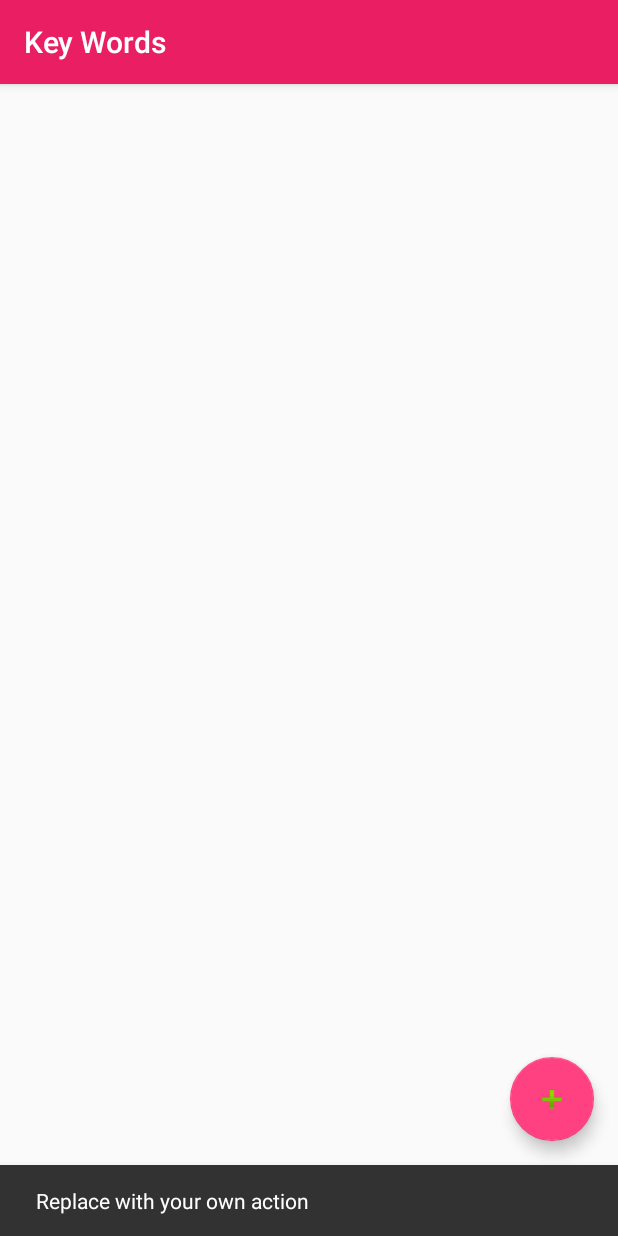
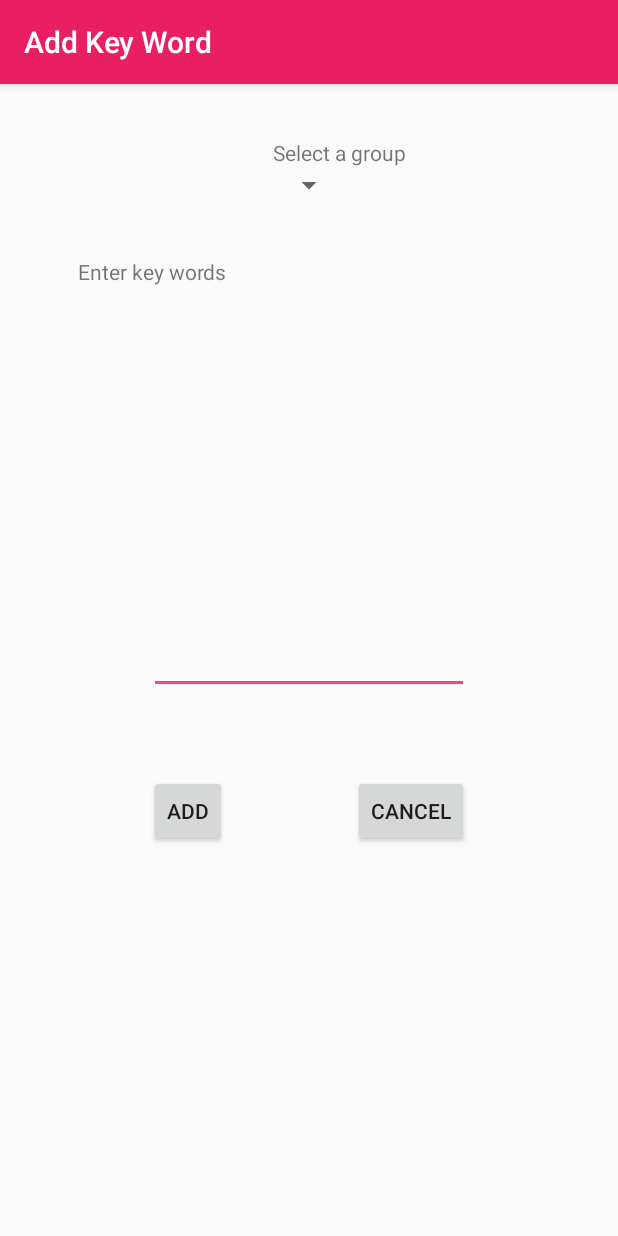
Before and after one commit to SNAP-SAPIENT/ThirdEar, an Android app: the KeyWordsActivity screen opened directly, with no data from a screen before it, after a tap on an icon or button, on a phone screen of 412 x 824 dp. Run offline under Robolectric (Android 15) with nearby library versions, the phone set to English and light mode, and no system bars.

Commit message:
Add KeyWord feature

```diff
--- a/Android/ThirdEar/app/src/main/AndroidManifest.xml
+++ b/Android/ThirdEar/app/src/main/AndroidManifest.xml
@@ -42,6 +42,10 @@
             android:label="@string/title_activity_alert"
             android:theme="@style/FullscreenTheme">
         </activity>
+        <activity android:name=".AddKeyWordActivity"
+            android:label="@string/add_key_words"
+            android:screenOrientation="portrait">
+        </activity>
     </application>
 
 </manifest>
--- /dev/null
+++ b/Android/ThirdEar/app/src/main/java/com/snap/thirdear/AddKeyWordActivity.java
@@ -0,0 +1,111 @@
+package com.snap.thirdear;
+
+
+import android.app.Activity;
+import android.content.Intent;
+import android.os.Bundle;
+import android.support.v7.app.AppCompatActivity;
+import android.text.Editable;
+import android.util.Log;
+import android.view.View;
+import android.widget.AdapterView;
+import android.widget.ArrayAdapter;
+import android.widget.Button;
+import android.widget.EditText;
+import android.widget.ListView;
+import android.widget.Spinner;
+import android.widget.Toast;
+
+import com.snap.thirdear.adapter.ExpandableListAdapter;
+import com.snap.thirdear.db.DataBaseHelper;
+import com.snap.thirdear.db.Groups;
+
+import java.util.ArrayList;
+import java.util.List;
+
+public class AddKeyWordActivity extends AppCompatActivity {
+
+
+    private Spinner groupsDropDownList;
+    private DataBaseHelper dataBaseHelper;
+    private ArrayList<Groups> groupsList;
+    private Groups selectedGroup;
+    private EditText userTrigger;
+    private Button addButton;
+    private Button cancelButton;
+
+    @Override
+    protected void onCreate(Bundle savedInstanceState) {
+        super.onCreate(savedInstanceState);
+        setContentView(R.layout.add_keyword_activity);
+
+        groupsDropDownList = (Spinner) findViewById(R.id.groups_dropdown);
+        userTrigger = (EditText) findViewById(R.id.trigger_text);
+        addButton = (Button) findViewById(R.id.add_keyword);
+        cancelButton = (Button) findViewById(R.id.cancel);
+
+        dataBaseHelper = new DataBaseHelper(this);
+        selectedGroup = null;
+        populateSpinnerWithGroups();
+
+    }
+
+    private void populateSpinnerWithGroups() {
+        groupsList = dataBaseHelper.getAllGroups();
+        List<String> groupNameList = new ArrayList<>();
+        if(groupsList.isEmpty()){
+            Toast.makeText(AddKeyWordActivity.this, R.string.add_keyword_group_empty_error, Toast.LENGTH_LONG).show();
+        }else{
+            for (Groups group : groupsList) {
+                groupNameList.add(group.getName());
+            }
+        }
+        ArrayAdapter<String> adapter = new ArrayAdapter<String>(this, android.R.layout.simple_list_item_1, android.R.id.text1, groupNameList);
+        adapter.setDropDownViewResource(android.R.layout.simple_spinner_dropdown_item);
+        groupsDropDownList.setAdapter(adapter);
+        // ListView Item Click Listener
+        groupsDropDownList.setOnItemSelectedListener(new SpinnerActivity());
+    }
+
+    private class SpinnerActivity extends Activity implements AdapterView.OnItemSelectedListener {
+
+        @Override
+        public void onItemSelected(AdapterView<?> parent, View view, int pos, long id) {
+            // An item was selected. You can retrieve the selected item using
+            // parent.getItemAtPosition(pos)
+            Log.d("SpinnerActivity", "index" + pos);
+            Log.d("SpinnerActivity", groupsList.get(pos).toString());
+            selectedGroup = groupsList.get(pos);
+        }
+
+        @Override
+        public void onNothingSelected(AdapterView<?> parent) {
+
+        }
+    }
+
+
+    public void addTrigger(View view){
+        String text = userTrigger.getText().toString();
+        Log.d("addTrigger:", text);
+        Log.d("addTrigger", "length:" + text.length());
+        text = text.trim();
+        Log.d("addTrigger", "trim:" + text.length());
+        if(text.length() > 0 ){
+            dataBaseHelper.insertTrigger(selectedGroup.get_id(),text);
+            Intent i = new Intent(this, KeyWordsActivity.class);
+            finish();
+            startActivity(i);
+        }else{
+            Toast.makeText(AddKeyWordActivity.this, R.string.add_keyword_empty_text_error, Toast.LENGTH_LONG).show();
+        }
+
+    }
+
+    public void closeActivity(View view){
+        Intent i = new Intent(this, KeyWordsActivity.class);
+        finish();
+        startActivity(i);
+    }
+
+}
--- a/Android/ThirdEar/app/src/main/java/com/snap/thirdear/KeyWordsActivity.java
+++ b/Android/ThirdEar/app/src/main/java/com/snap/thirdear/KeyWordsActivity.java
@@ -2,9 +2,9 @@ package com.snap.thirdear;
 
 import android.app.AlertDialog;
 import android.content.DialogInterface;
+import android.content.Intent;
 import android.os.Bundle;
 import android.support.design.widget.FloatingActionButton;
-import android.support.design.widget.Snackbar;
 import android.support.v7.app.AppCompatActivity;
 import android.view.View;
 import android.widget.ExpandableListView;
@@ -24,6 +24,7 @@ public class KeyWordsActivity extends AppCompatActivity {
     private DataBaseHelper dataBaseHelper;
     private ExpandableListView expListView;
     private ExpandableListAdapter listAdapter;;
+    private ArrayList<Groups> groupsList;
 
     @Override
     protected void onCreate(Bundle savedInstanceState) {
@@ -36,7 +37,7 @@ public class KeyWordsActivity extends AppCompatActivity {
     }
 
     private void showGroupsAndTriggers() {
-        ArrayList<Groups> groupsList = dataBaseHelper.getAllGroups();
+        groupsList = dataBaseHelper.getAllGroups();
         if (groupsList.isEmpty()) {
             //show no keyword available Dialog
             keywordUnavailableDialog();
@@ -72,8 +73,10 @@ public class KeyWordsActivity extends AppCompatActivity {
     }
 
     public void addKeyword(View view) {
-        Snackbar.make(view, "Replace with your own action", Snackbar.LENGTH_LONG)
-                .setAction("Action", null).show();
+        Intent intent = new Intent(this,AddKeyWordActivity.class);
+        finish();
+        startActivity(intent);
     }
 
+
 }
--- a/Android/ThirdEar/app/src/main/java/com/snap/thirdear/MainActivity.java
+++ b/Android/ThirdEar/app/src/main/java/com/snap/thirdear/MainActivity.java
@@ -39,7 +39,7 @@ public class MainActivity extends AppCompatActivity
 
         //set up Db
         dataBaseHelper = new DataBaseHelper(this);
-        /*dataBaseHelper.dropAllTables();
+       /* dataBaseHelper.dropAllTables();
         dataBaseHelper.createAllTables();
         dataBaseHelper.loadData();*/
 
--- a/Android/ThirdEar/app/src/main/java/com/snap/thirdear/db/DataBaseHelper.java
+++ b/Android/ThirdEar/app/src/main/java/com/snap/thirdear/db/DataBaseHelper.java
@@ -297,6 +297,7 @@ public class DataBaseHelper extends SQLiteOpenHelper {
                 group = setGroupVarsFromCursor(cursor);
                 groups.add(group);
             } while (cursor.moveToNext());
+            cursor.close();
         }
         return groups;
     }
@@ -317,7 +318,14 @@ public class DataBaseHelper extends SQLiteOpenHelper {
                 trigger = setTriggerVarsFromCursor(cursor);
                 triggers.add(trigger);
             } while (cursor.moveToNext());
+            cursor.close();
         }
         return triggers;
     }
+
+    public void insertTrigger(long id, String text) {
+        SQLiteDatabase db = this.getWritableDatabase();
+        Trigger triggerTwo = new Trigger(id, "WORDS", text);
+        addTrigger(triggerTwo, db);
+    }
 }
--- /dev/null
+++ b/Android/ThirdEar/app/src/main/res/layout/add_keyword_activity.xml
@@ -0,0 +1,64 @@
+<?xml version="1.0" encoding="utf-8"?>
+<RelativeLayout xmlns:android="http://schemas.android.com/apk/res/android"
+    android:layout_width="match_parent"
+    android:layout_height="match_parent">
+
+
+    <TextView
+        android:layout_width="wrap_content"
+        android:layout_height="wrap_content"
+        android:text="@string/keywords_select_group"
+        android:id="@+id/textView"
+        android:layout_marginTop="36dp"
+        android:layout_alignParentTop="true"
+        android:layout_alignStart="@+id/groups_dropdown" />
+
+    <Spinner
+        android:layout_width="wrap_content"
+        android:layout_height="wrap_content"
+        android:id="@+id/groups_dropdown"
+        android:layout_below="@+id/textView"
+        android:layout_centerHorizontal="true" />
+
+    <TextView
+        android:layout_width="wrap_content"
+        android:layout_height="wrap_content"
+        android:text="@string/enter_key_words"
+        android:id="@+id/textView2"
+        android:layout_marginTop="36dp"
+        android:layout_below="@+id/groups_dropdown"
+        android:layout_alignEnd="@+id/add_keyword" />
+
+    <EditText
+        android:layout_width="wrap_content"
+        android:layout_height="wrap_content"
+        android:inputType="textPersonName"
+        android:ems="10"
+        android:id="@+id/trigger_text"
+        android:layout_centerVertical="true"
+        android:layout_centerHorizontal="true" />
+
+    <Button
+        style="?android:attr/buttonStyleSmall"
+        android:layout_width="wrap_content"
+        android:layout_height="wrap_content"
+        android:text="@string/add_keyword"
+        android:id="@+id/add_keyword"
+        android:layout_marginTop="54dp"
+        android:layout_below="@+id/trigger_text"
+        android:layout_alignStart="@+id/trigger_text"
+        android:onClick="addTrigger" />
+
+    <Button
+        style="?android:attr/buttonStyleSmall"
+        android:layout_width="wrap_content"
+        android:layout_height="wrap_content"
+        android:text="@string/cancel"
+        android:id="@+id/cancel"
+        android:layout_alignTop="@+id/add_keyword"
+        android:layout_alignEnd="@+id/trigger_text"
+        android:onClick="closeActivity" />
+
+
+
+</RelativeLayout>
--- a/Android/ThirdEar/app/src/main/res/values/strings.xml
+++ b/Android/ThirdEar/app/src/main/res/values/strings.xml
@@ -18,6 +18,13 @@
     <string name="intent_group">GROUP</string>
     <string name="keywords_unavailable">No Keywords are available</string>
     <string name="ok">OK</string>
+    <string name="add_key_words">Add Key Word</string>
+    <string name="cancel">Cancel</string>
+    <string name="add_keyword">Add</string>
+    <string name="keywords_select_group">Select a group</string>
+    <string name="enter_key_words">Enter key words</string>
+    <string name="add_keyword_group_empty_error">Cannot add keyword as group is empty</string>
+    <string name="add_keyword_empty_text_error">please enter key word</string>
 
 
 </resources>
```
